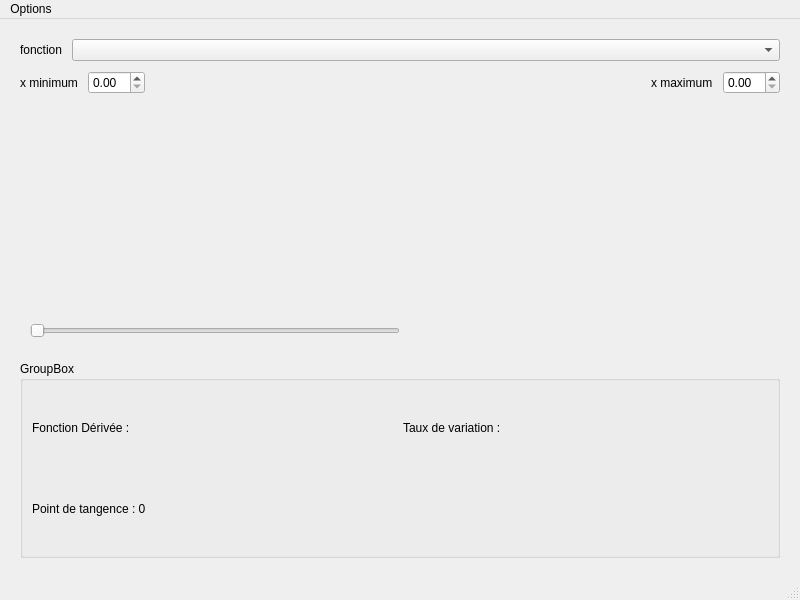
Above: mainWindow.ui from ozielRaymond/TP2 before the change. Below: the same form after it.
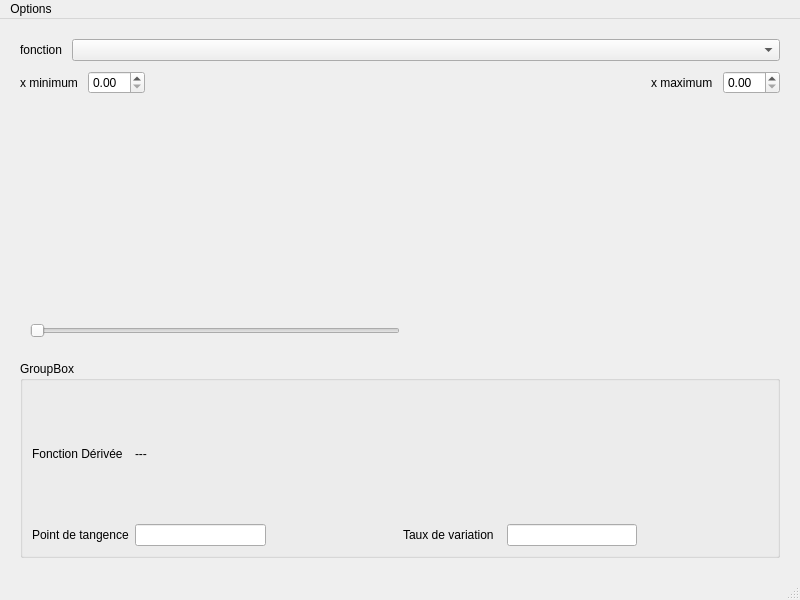
That is the form after the change.

Commit message: Modification de la méthode de display des infos

Diff of the .ui file:
```diff
--- a/mainWindow.ui
+++ b/mainWindow.ui
@@ -144,24 +144,63 @@
          <string>GroupBox</string>
         </property>
         <layout class="QGridLayout" name="gridLayout_2">
+         <item row="1" column="0">
+          <widget class="QLabel" name="tangenceLabel">
+           <property name="text">
+            <string>Point de tangence</string>
+           </property>
+          </widget>
+         </item>
+         <item row="1" column="4">
+          <widget class="QLineEdit" name="lineEditTV"/>
+         </item>
+         <item row="1" column="3">
+          <widget class="QLabel" name="TVLabel">
+           <property name="text">
+            <string>Taux de variation  </string>
+           </property>
+          </widget>
+         </item>
          <item row="0" column="0">
           <widget class="QLabel" name="deriveeLabel">
            <property name="text">
-            <string>Fonction Dérivée : </string>
+            <string>Fonction Dérivée </string>
            </property>
           </widget>
          </item>
+         <item row="1" column="1">
+          <widget class="QLineEdit" name="lineEditTangente"/>
+         </item>
+         <item row="1" column="2">
+          <spacer name="horizontalSpacer_3">
+           <property name="orientation">
+            <enum>Qt::Orientation::Horizontal</enum>
+           </property>
+           <property name="sizeHint" stdset="0">
+            <size>
+             <width>40</width>
+             <height>20</height>
+            </size>
+           </property>
+          </spacer>
+         </item>
+         <item row="1" column="5">
+          <spacer name="horizontalSpacer_4">
+           <property name="orientation">
+            <enum>Qt::Orientation::Horizontal</enum>
+           </property>
+           <property name="sizeHint" stdset="0">
+            <size>
+             <width>40</width>
+             <height>20</height>
+            </size>
+           </property>
+          </spacer>
+         </item>
          <item row="0" column="1">
-          <widget class="QLabel" name="TVLabel">
+          <widget class="QLabel" name="label">
            <property name="text">
-            <string>Taux de variation : </string>
-           </property>
-          </widget>
-         </item>
-         <item row="1" column="0">
-          <widget class="QLabel" name="tangenceLabel">
-           <property name="text">
-            <string>Point de tangence : 0</string>
+            <string>---</string>
            </property>
           </widget>
          </item>
```
Left out of the diff: 3 changed lines with no effect on the pictures. The commit also changes 2 other files.
